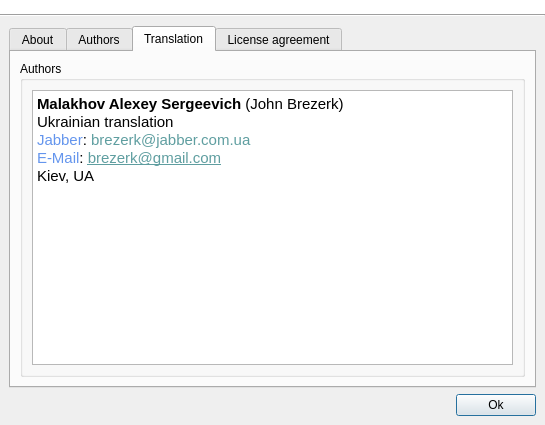
Before: the Qt Designer form src/About.ui in brezerk/q4wine, drawn with Qt 5.
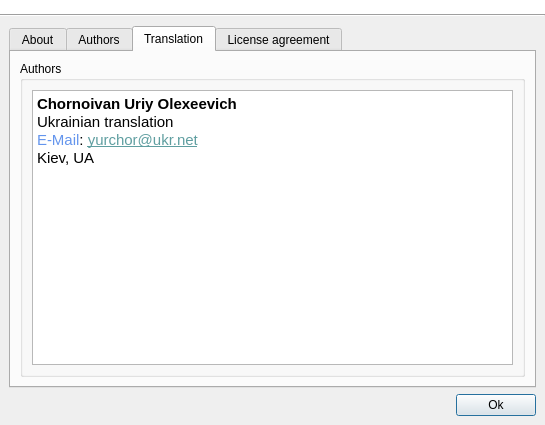
After: the same form once the commit is applied. The open tabs and pages were chosen to show the change. Icons and pictures are not drawn.

```diff
--- a/src/About.ui
+++ b/src/About.ui
@@ -302,13 +302,13 @@
                 <bool>true</bool>
                </property>
                <property name="html" >
-                <string>&lt;html>&lt;head>&lt;meta name="qrichtext" content="1" />&lt;style type="text/css">
+                <string>&lt;!DOCTYPE HTML PUBLIC "-//W3C//DTD HTML 4.0//EN" "http://www.w3.org/TR/REC-html40/strict.dtd">
+&lt;html>&lt;head>&lt;meta name="qrichtext" content="1" />&lt;style type="text/css">
 p, li { white-space: pre-wrap; }
 &lt;/style>&lt;/head>&lt;body style=" font-family:'Fixed [Misc]'; font-size:11pt; font-weight:400; font-style:normal;">
-&lt;p style=" margin-top:0px; margin-bottom:0px; margin-left:0px; margin-right:0px; -qt-block-indent:0; text-indent:0px;">&lt;span style=" font-weight:600;">Malakhov Alexey Sergeevich&lt;/span> (John Brezerk)&lt;/p>
+&lt;p style=" margin-top:0px; margin-bottom:0px; margin-left:0px; margin-right:0px; -qt-block-indent:0; text-indent:0px;">&lt;span style=" font-weight:600;">Chornoivan Uriy Olexeevich&lt;/span>&lt;/p>
 &lt;p style=" margin-top:0px; margin-bottom:0px; margin-left:0px; margin-right:0px; -qt-block-indent:0; text-indent:0px;">Ukrainian translation&lt;/p>
-&lt;p style=" margin-top:0px; margin-bottom:0px; margin-left:0px; margin-right:0px; -qt-block-indent:0; text-indent:0px;">&lt;span style=" color:#6495ed;">Jabber&lt;/span>: &lt;span style=" color:#5f9ea0;">brezerk@jabber.com.ua&lt;/span>&lt;/p>
-&lt;p style=" margin-top:0px; margin-bottom:0px; margin-left:0px; margin-right:0px; -qt-block-indent:0; text-indent:0px;">&lt;span style=" color:#6495ed;">E-Mail&lt;/span>: &lt;span style=" text-decoration: underline; color:#5f9ea0;">brezerk@gmail.com&lt;/span>&lt;/p>
+&lt;p style=" margin-top:0px; margin-bottom:0px; margin-left:0px; margin-right:0px; -qt-block-indent:0; text-indent:0px;">&lt;span style=" color:#6495ed;">E-Mail&lt;/span>: &lt;span style=" text-decoration: underline; color:#5f9ea0;">yurchor@ukr.net&lt;/span>&lt;/p>
 &lt;p style=" margin-top:0px; margin-bottom:0px; margin-left:0px; margin-right:0px; -qt-block-indent:0; text-indent:0px; text-decoration: underline; color:#5f9ea0;">&lt;span style=" text-decoration:none; color:#000000;">Kiev, UA&lt;/span>&lt;/p>&lt;/body>&lt;/html></string>
                </property>
                <property name="textInteractionFlags" >
```
Left out of the diff: 42 changed lines with no effect on the pictures.
